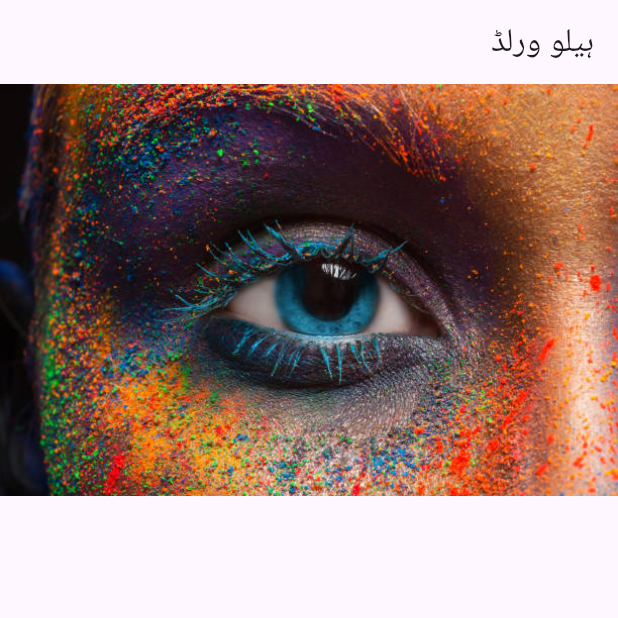
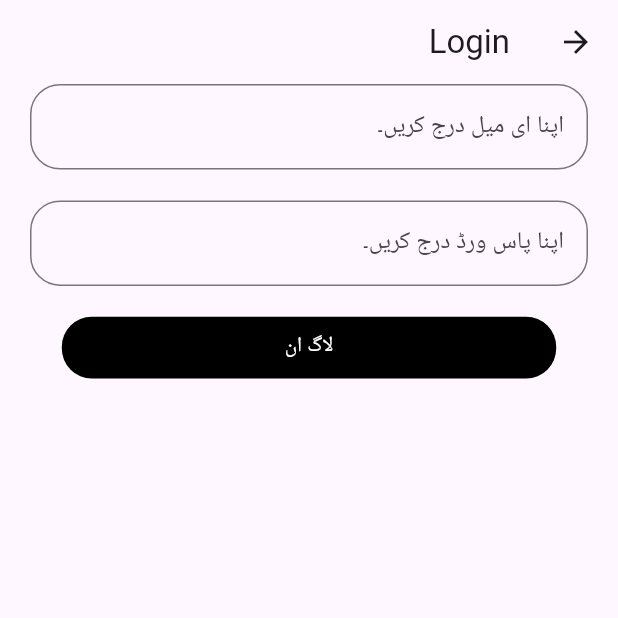
Before and after one commit to noumanzindani/getxmvvm, a Flutter app: the screen it shows after launch, on a phone screen of 412 x 824 dp, the top half of it. Run offline on Flutter 3.47's test engine with Material 3 defaults, Android fonts, the light colour scheme and no system bars; our stand-ins replace fluttertoast, get, loading_animation_widget.

Commit message:
Login api

```diff
--- a/lib/data/network/base_api_services.dart
+++ b/lib/data/network/base_api_services.dart
@@ -7,6 +7,6 @@ abstract class BaseApiServices {
   });
   Future<dynamic> getPostApiResponse(
     String url,
-    dynamic data, );
+    dynamic data,Map<String,String> header, );
   Future<dynamic> getDeleteApiResponse(String url);
 }
--- /dev/null
+++ b/lib/repository/login_repo.dart
@@ -0,0 +1,21 @@
+import 'package:getxmvvm/data/appURL/app_url.dart';
+import 'package:getxmvvm/data/network/network_api_services.dart';
+
+class LoginRepo {
+  final _apiServices = NetworkApiServices();
+  Future<dynamic> LoginApi(dynamic data) async {
+    dynamic response = await _apiServices.getPostApiResponse(
+      AppUrl.login,
+      data, {
+      "x-api-key": "reqres-free-v1",
+      "Content-Type": "application/json",
+    }
+
+    );
+
+Map<String,String>;
+    // .getPostApiResponse(AppUrl.login, data,
+    // header:{"x-api-key: reqres-free-v1"});
+    return response;
+  }
+}
--- a/lib/resources/getx_localization/language.dart
+++ b/lib/resources/getx_localization/language.dart
@@ -3,7 +3,37 @@ import 'package:get/get_navigation/get_navigation.dart';
 class Language extends Translations {
   @override
   Map<String, Map<String, String>> get keys => {
-    'en_US': {'title': 'Hellow World', 'email': 'Enter your email'},
-    'ur_PK': {'title': 'ہیلو ورلڈ', 'email': 'اپنا ای میل درج کریں۔'},
+    //English
+    'en_US': {
+      'title': 'Hellow World',
+      'email': 'Enter your email',
+      'internet_exception':
+          "We'er unale to show results.\nplease check yoour data\nconenction",
+      'general_exception':
+          "We'er unale to process your request.\nplease try again later.",
+      'Welcome_Massage': 'Welcome to the app',
+      'login': 'Login',
+      'sginup': 'Sginup',
+      'password': 'Enter your password',
+      'email_required': 'Email is Required',
+      'password_required': 'Password is Required',
+      'password_lenght': 'Password must be 6 characters'
+
+    },
+
+    //urdu
+    'ur_PK': {
+      'title': 'ہیلو ورلڈ',
+      'email': 'اپنا ای میل درج کریں۔',
+      'internet_exception':
+          'ہم نتائج دکھانے سے قاصر ہیں۔\nبراہ کرم اپنے ڈیٹا کو چیک کریں\nکنکشن',
+      'Welcome_Massage': 'ایپ میں خوش آمدید',
+      'password': 'اپنا پاس ورڈ درج کریں۔',
+      'login': 'لاگ ان',
+      'sginup': 'لسائن اپ کریں',
+      'email_required': 'ای میل درکار ہے۔',
+      'password_required': 'پاس ورڈ درکار ہے۔',
+      'password_lenght': 'پاس ورڈ 6 حروف کا ہونا چاہیے۔'
+    },
   };
 }
--- a/lib/resources/routes/routes.dart
+++ b/lib/resources/routes/routes.dart
@@ -1,5 +1,6 @@
 import 'package:get/get.dart';
 import 'package:getxmvvm/resources/routes/routes_name.dart';
+import 'package:getxmvvm/view/login_view.dart';
 import 'package:getxmvvm/view/splash_view.dart';
 
 class AppRoutes {
@@ -7,8 +8,13 @@ class AppRoutes {
     GetPage(
       name: RoutesName.splashview,
       page: () => SplashView(),
-      // transitionDuration: const Duration(milliseconds: 500),
-      // transition: Transition.leftToRight,
+      transitionDuration: const Duration(milliseconds: 500),
+      transition: Transition.leftToRight,
+    ), GetPage(
+      name: RoutesName.loginview,
+      page: () => LoginView(),
+      transitionDuration: const Duration(milliseconds: 500),
+      transition: Transition.leftToRight,
     ),
   ];
 }
--- /dev/null
+++ b/lib/view/login_view.dart
@@ -0,0 +1,102 @@
+import 'package:flutter/material.dart';
+import 'package:get/get.dart';
+import 'package:getxmvvm/resources/colors/app_colors.dart';
+import 'package:getxmvvm/widgets/round_button.dart';
+import 'package:getxmvvm/utils/utils.dart';
+import 'package:getxmvvm/viewmodel/controller/login_viewmodel.dart';
+
+class LoginView extends StatefulWidget {
+  const LoginView({super.key});
+
+  @override
+  State<LoginView> createState() => _LoginViewState();
+}
+
+class _LoginViewState extends State<LoginView> {
+  final loginVM = Get.put(LoginViewmodel());
+  final _formkey = GlobalKey<FormState>();
+
+  final height = Get.height;
+  final width = Get.width;
+
+  @override
+  Widget build(BuildContext context) {
+    return Scaffold(
+      appBar: AppBar(title: Text("Login".tr)),
+      body: Padding(
+        padding: const EdgeInsets.symmetric(horizontal: 20.0),
+        child: Form(
+          key: _formkey,
+          child: Column(
+            children: [
+              //Email feild
+              TextFormField(
+                controller: loginVM.emailController.value,
+                focusNode: loginVM.emailFocusNode.value,
+                validator: (value) {
+                  if (value!.isEmpty) {
+                    return Utils.toastMassage("email_required".tr);
+                  }
+                },
+                onFieldSubmitted: (value) {
+                  Utils.fieldFoucsChnage(
+                    context,
+                    loginVM.emailFocusNode.value,
+                    loginVM.passwordFocusNode.value,
+                  );
+                },
+                decoration: InputDecoration(
+                  hintText: "email".tr,
+                  border: OutlineInputBorder(
+                    borderRadius: BorderRadius.circular(20),
+                    borderSide: BorderSide(color: AppColors.primaryColor),
+                  ),
+                ),
+              ),
+
+              SizedBox(height: height * 0.025),
+
+              //password feild
+              TextFormField(
+                controller: loginVM.passwordController.value,
+                focusNode: loginVM.passwordFocusNode.value,
+                validator: (value) {
+                  if (value!.isEmpty) {
+                    return Utils.toastMassage("password_required".tr);
+                  } else if (value.length < 6) {
+                    return Utils.toastMassage("password_lenght".tr);
+                  }
+                },
+                obscureText: true,
+                obscuringCharacter: "*",
+                decoration: InputDecoration(
+                  hintText: "password".tr,
+                  border: OutlineInputBorder(
+                    borderRadius: BorderRadius.circular(20),
+                    borderSide: BorderSide(color: AppColors.primaryColor),
+                  ),
+                ),
+              ),
+              SizedBox(height: height * 0.025),
+
+              // login button
+             Obx(()=> RoundButton(
+                backgroundcolor: AppColors.primaryColor,
+                onpress: () {
+                  if (_formkey.currentState!.validate()) {
+                    loginVM.loginApi();
+                  }
+                },
+                textcolor: AppColors.secconderyColor,
+                isloading: loginVM.loading.value,
+                title: "login".tr,
+                height: height * 0.05,
+                width: width * 0.8,
+              ),)
+            ],
+          ),
+        ),
+      ),
+    );
+  }
+}
--- /dev/null
+++ b/lib/viewmodel/controller/login_viewmodel.dart
@@ -0,0 +1,35 @@
+import 'package:flutter/cupertino.dart';
+import 'package:get/get.dart';
+import 'package:getxmvvm/repository/login_repo.dart';
+import 'package:getxmvvm/utils/utils.dart';
+
+class LoginViewmodel extends GetxController {
+  final _api = LoginRepo();
+  final emailController = TextEditingController().obs;
+  final passwordController = TextEditingController().obs;
+
+  final emailFocusNode = FocusNode().obs;
+  final passwordFocusNode = FocusNode().obs;
+
+  RxBool loading = true.obs;
+
+  void loginApi() {
+    loading.value = false;
+    Map data = {
+      'email': emailController.value.text,
+      'password': emailController.value.text,
+    };
+
+    _api.LoginApi(data)
+        .then((Value) {
+          loading.value = false;
+
+          Utils.toastMassage("Login Successfully");
+        })
+        .onError((error, stackTrace) {
+          loading.value = false;
+
+          Utils.toastMassage(error.toString());
+        });
+  }
+}
--- /dev/null
+++ b/lib/widgets/round_button.dart
@@ -0,0 +1,57 @@
+import 'package:flutter/material.dart';
+import 'package:loading_animation_widget/loading_animation_widget.dart';
+
+class RoundButton extends StatefulWidget {
+  final Color backgroundcolor;
+  final Color textcolor;
+  final String title;
+  final bool isloading;
+  final double width;
+  final double height;
+  final VoidCallback onpress;
+
+  const RoundButton({
+    super.key,
+    required this.backgroundcolor,
+    required this.onpress,
+    required this.textcolor,
+    required this.isloading,
+    required this.title,
+    required this.height,
+    required this.width,
+  });
+
+  @override
+  State<RoundButton> createState() => _RoundButtonState();
+}
+
+class _RoundButtonState extends State<RoundButton> {
+  @override
+  Widget build(BuildContext context) {
+    return GestureDetector(
+      onTap: widget.onpress,
+      child: Container(
+        width: widget.width,
+        height: widget.height,
+        decoration: BoxDecoration(
+          borderRadius: BorderRadius.circular(20),
+          color: widget.backgroundcolor,
+        ),
+        child:
+            widget.isloading
+                ? Center(
+                  child: Text(
+                    widget.title,
+                    style: TextStyle(color: widget.textcolor),
+                  ),
+                )
+                : Center(
+                  child: LoadingAnimationWidget.staggeredDotsWave(
+                    color: Colors.white,
+                    size: widget.height*0.5,
+                  ),
+                ),
+      ),
+    );
+  }
+}
--- a/pubspec.yaml
+++ b/pubspec.yaml
@@ -39,6 +39,7 @@ dependencies:
   http: ^1.3.0
   toast: ^0.3.0
   fluttertoast: ^8.2.12
+  loading_animation_widget: ^1.3.0
 
 dev_dependencies:
   flutter_test:
```
Also changed, not shown: lib/data/appURL/app_url.dart (added, +9 -0 lines), lib/data/network/network_api_services.dart (+2 -5 lines), lib/view/splash_view.dart (+21 -13 lines), lib/viewmodel/services/splash_services.dart (added, +12 -0 lines), lib/widgets/components/gernernal_exception.dart (added, +62 -0 lines), lib/widgets/components/internet_excepetion.dart (added, +62 -0 lines), pubspec.lock.
